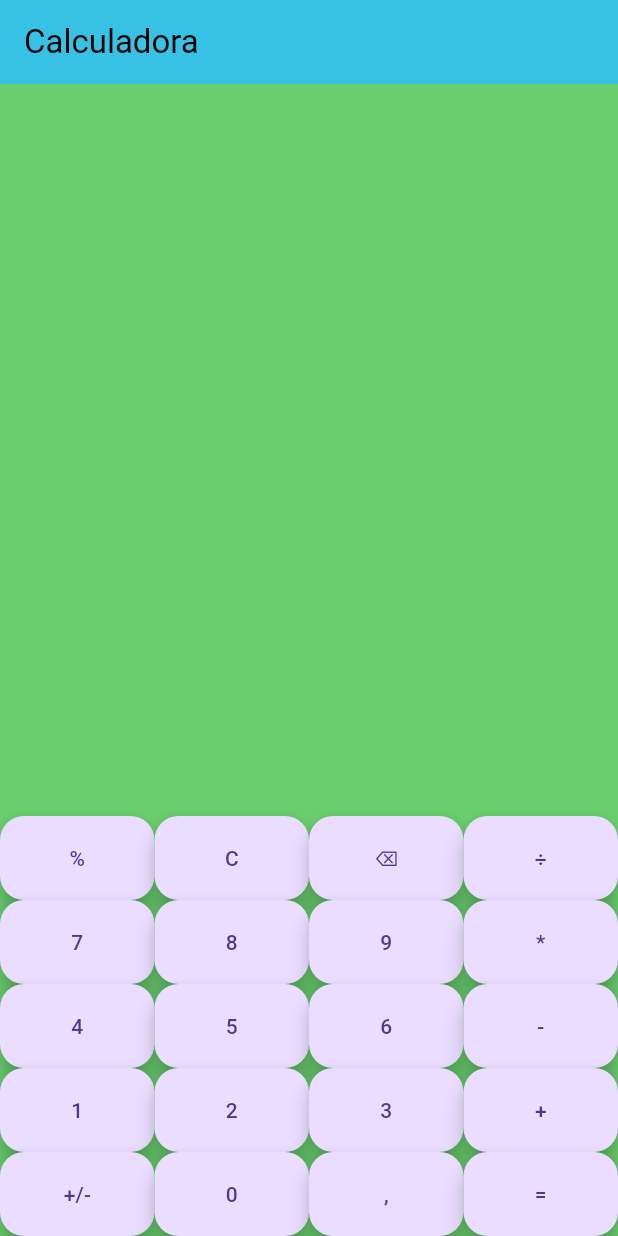
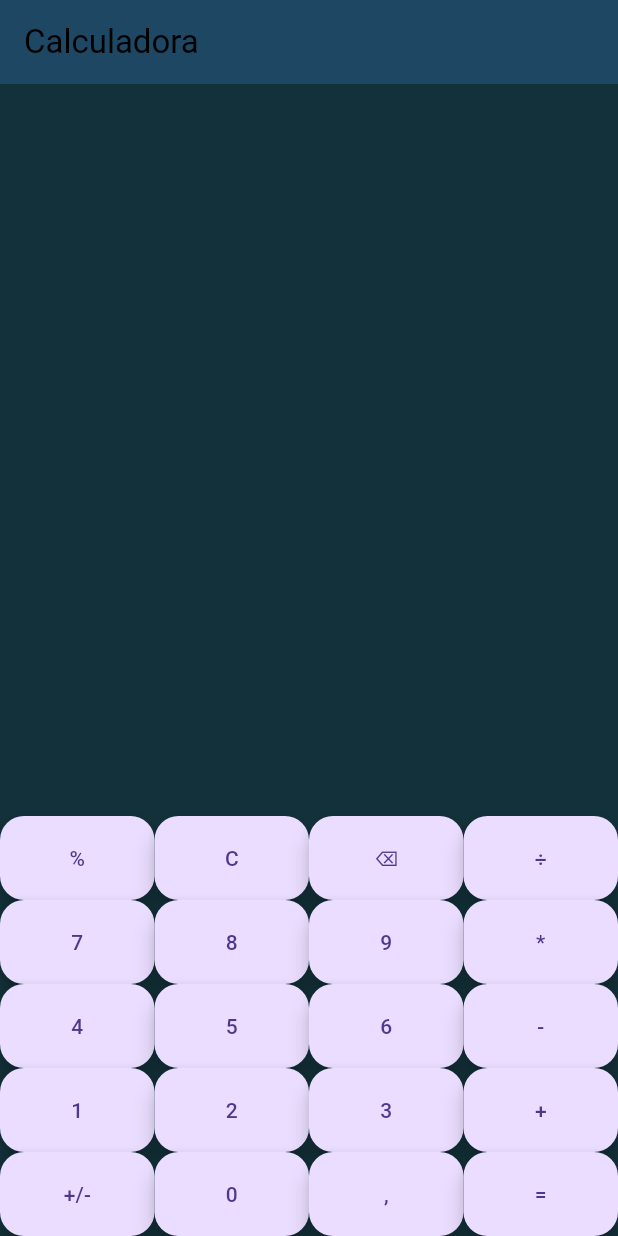
Before and after one commit to gabizayas14/Calculadora, a Flutter app: the screen it shows after launch, on a phone screen of 412 x 824 dp. Run offline on Flutter 3.47's test engine with Material 3 defaults, Android fonts, the phone set to English and light mode, and no system bars; our stand-ins replace math_expressions.

Commit message:
He cambiado el estilo de la calculadora usando flex

```diff
--- a/calculadora/lib/screens/home_screen.dart
+++ b/calculadora/lib/screens/home_screen.dart
@@ -65,17 +65,16 @@ class _HomeScreenState extends State<HomeScreen> {
 
     return Scaffold(
       appBar: AppBar(
-        title: Text('Calculadora', style: TextStyle(color: Colors.black),),
-        backgroundColor: const Color.fromARGB(255, 47, 211, 240),
+        title: Text('Calculadora', style: TextStyle(color: const Color.fromARGB(255, 0, 0, 0)),),
+        backgroundColor: const Color.fromARGB(255, 18, 69, 90),
 
         elevation: 20,
       ),
-      backgroundColor: const Color.fromARGB(255, 105, 206, 110),
+      backgroundColor: const Color.fromARGB(255, 19, 49, 58),
       body: Column(
         children: <Widget>[
           Expanded(
             flex: 1,
-            child: Container(
             child: Row(
               children: [
                 Expanded(
@@ -84,19 +83,16 @@ class _HomeScreenState extends State<HomeScreen> {
               ],
             ),
           ),
-          ),
 
           Expanded(
             flex: 2,
-            child: Container(
             child: Row(
               children: [
                 Expanded(
                   child: Text(expression, style: tamano40),
                 )
               ],
-              )
-            )
+            ),
           ),
 
           Row(
@@ -248,7 +244,7 @@ class _HomeScreenState extends State<HomeScreen> {
               Expanded(
                 child:
                 FloatingActionButton(
-                  onPressed: () => null,
+                  onPressed: () {},
                   child: Text("+/-")
                 )
               ),
@@ -260,7 +256,6 @@ class _HomeScreenState extends State<HomeScreen> {
                   child: Text("0")
                 )
               ),
-
               Expanded(
                 child:
                 FloatingActionButton(
@@ -268,7 +263,6 @@ class _HomeScreenState extends State<HomeScreen> {
                   child: Text(",")
                 )
               ),
-
               Expanded(
                 child:
                 FloatingActionButton(
```
Lines whose indentation alone changed are shown as unchanged.
